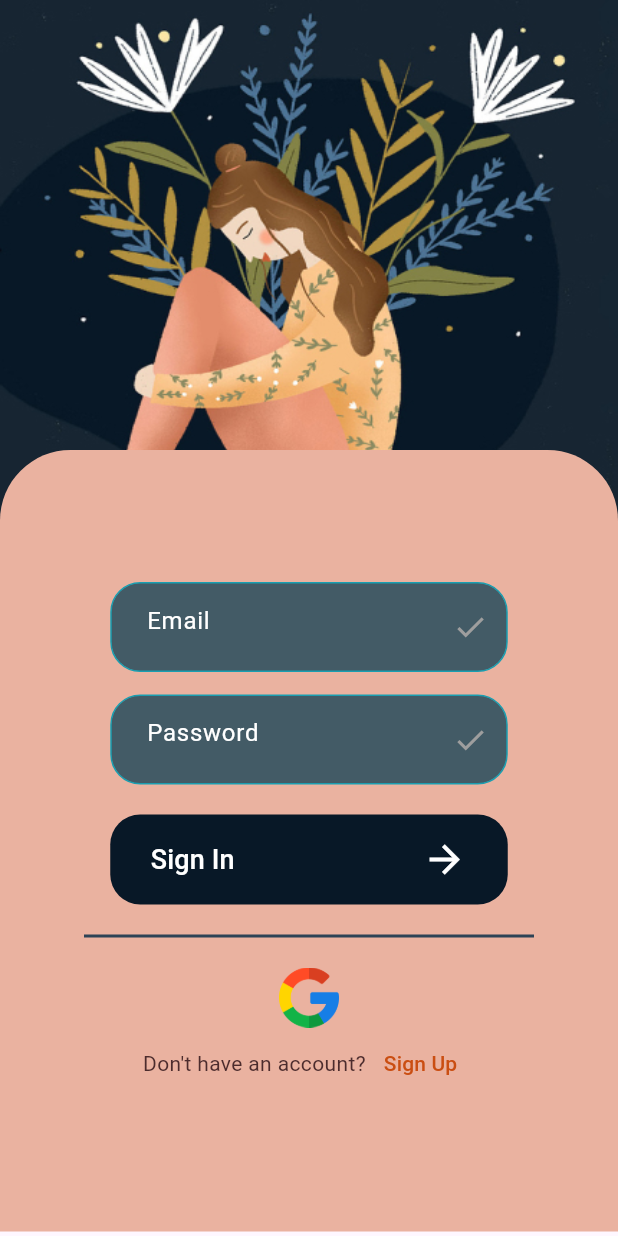
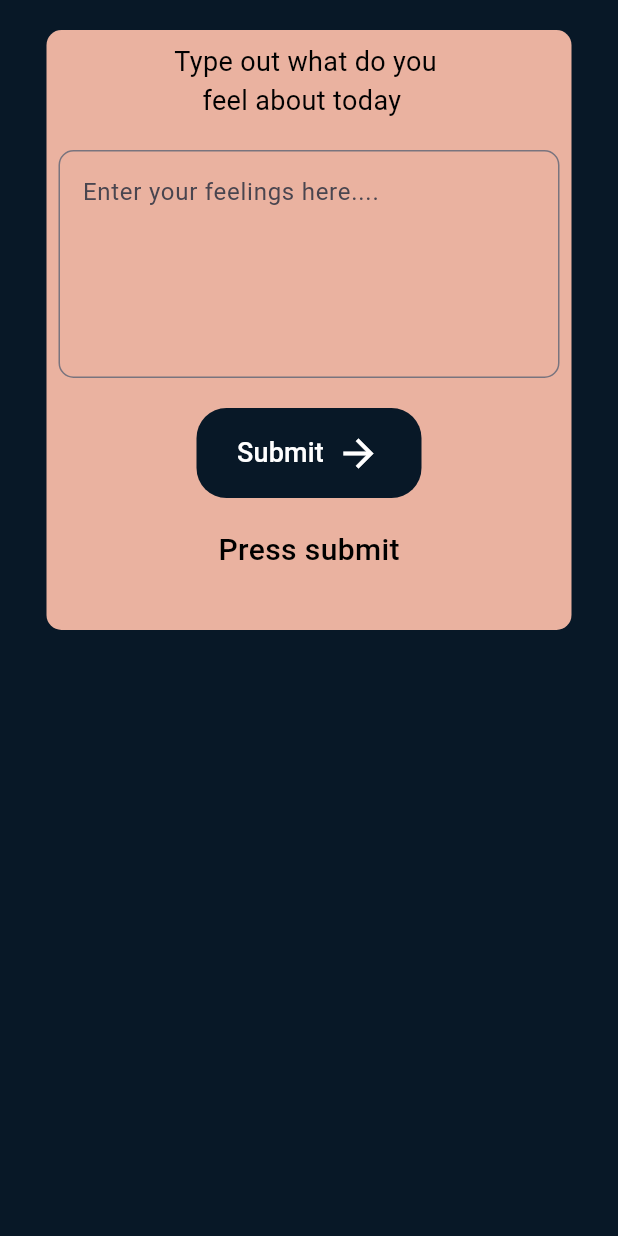
Before and after one commit to fireslayer60/hack, a Flutter app: the screen it shows after launch, on a phone screen of 412 x 824 dp. Run offline on Flutter 3.47's test engine with Material 3 defaults, Android fonts, the light colour scheme and no system bars; our stand-ins replace fl_chart, flutter_rating_bar, glass_kit; missing offline and left inert: emoji_rating_bar, flutter_animated_button.

Commit message:
Adding ML script

```diff
--- /dev/null
+++ b/lib/brain/networking.dart
@@ -0,0 +1,19 @@
+import 'dart:convert';
+import 'package:http/http.dart' as http;
+
+class NetworkHelper {
+  NetworkHelper(this.url);
+  final String url;
+  Future getData() async {
+    Uri uri = Uri.parse(url);
+
+    http.Response response = await http.get(uri);
+
+    if (response.statusCode == 200) {
+      String Data = response.body;
+      return jsonDecode(Data);
+    } else {
+      print(response.statusCode);
+    }
+  }
+}
--- a/lib/main.dart
+++ b/lib/main.dart
@@ -2,6 +2,7 @@ import 'package:flutter/material.dart';
 import 'package:hack/pages/Journal.dart';
 import 'package:hack/pages/loginpage.dart';
 import 'package:hack/pages/mainpage.dart';
+import 'package:hack/pages/sentiment.dart';
 
 void main() {
   runApp(const MyApp());
@@ -15,7 +16,7 @@ class MyApp extends StatelessWidget {
   Widget build(BuildContext context) {
     return MaterialApp(
       debugShowCheckedModeBanner: false,
-      home: LoginPage(),
+      home: SentimentPage(),
     );
   }
 }
--- /dev/null
+++ b/lib/pages/sentiment.dart
@@ -0,0 +1,97 @@
+import 'package:flutter/material.dart';
+import 'package:hack/brain/sentiApi.dart';
+
+class SentimentPage extends StatefulWidget {
+  const SentimentPage({super.key});
+
+  @override
+  State<SentimentPage> createState() => _SentimentPageState();
+}
+
+class _SentimentPageState extends State<SentimentPage> {
+  final TextEditingController textcontroller =  TextEditingController();
+  var data;
+  String senti = "Press submit";
+  @override
+  Widget build(BuildContext context) {
+    return SafeArea(child: Scaffold(backgroundColor: Color(0xFF081827),
+
+    body: Center(
+      child: Column(
+        crossAxisAlignment: CrossAxisAlignment.center,
+        children: [
+          Container(
+            margin: EdgeInsets.only(top: 20),
+            padding: EdgeInsets.all(8),
+            alignment: Alignment.center,
+              height: 400,
+              width: 350,
+              decoration: BoxDecoration(color: Color(0xFFEAB2A0),borderRadius: BorderRadius.circular(10)),
+              child: Column(children: [Text("Type out what do you \n    feel about today",style: TextStyle(fontSize: 18,color: Colors.black),),
+              SizedBox(height: 20,),
+
+
+              TextFormField(
+                controller: textcontroller,
+                minLines: 5,
+                maxLines: 10,
+
+                decoration: InputDecoration(
+                  border: OutlineInputBorder(
+                    borderSide: BorderSide(color: Colors.black,width: 10,style: BorderStyle.solid),
+                    borderRadius: BorderRadius.circular(10)),
+                  hintText: "Enter your feelings here...."),
+
+                  keyboardType: TextInputType.multiline,
+
+
+                  ),
+                  SizedBox(height: 20,),
+                  Container(
+                      height: 60.0,
+                      width: 150,
+                      decoration: BoxDecoration(
+                          borderRadius: BorderRadius.circular(20),
+                          color: Color(0xFF081827)),
+                      child: Padding(
+                        padding: const EdgeInsets.symmetric(horizontal: 15),
+                        child: TextButton(
+                          onPressed: () async {
+                            data = await SentiApi().getsenti(textcontroller.text);
+                            print(data['Sentiment']);
+                            setState(() {
+                              senti = "You are feeling "+data['Sentiment'];
+                            });
+                          },
+                          style: TextButton.styleFrom(
+                              backgroundColor: Colors.transparent,
+                              shadowColor: Colors.transparent),
+                          child: Row(
+                            mainAxisAlignment: MainAxisAlignment.spaceBetween,
+                            children: [
+                              Text(
+                                'Submit',
+                                style: TextStyle(
+                                    color: Colors.white, fontSize: 18),
+                              ),
+                              Icon(
+                                Icons.arrow_forward,
+                                color: Colors.white,
+                                size: 30,
+                              )
+                            ],
+                          ),
+                        ),
+                      ),
+                  ),
+                  SizedBox(height: 20,),
+                  Text(senti,style: TextStyle(color: Colors.black,fontSize: 20,fontWeight: FontWeight.w500),)
+
+              ]),
+             ),
+        ],
+      ),
+    ),
+    ));
+  }
+}
--- a/lib/widget/animatedbut.dart
+++ b/lib/widget/animatedbut.dart
@@ -30,11 +30,11 @@ class _AnimatedButState extends State<AnimatedBut> {
         width: 250,
         text: userInput,
         isReverse: true,
-        selectedTextColor: Colors.black,
-        selectedGradientColor: LinearGradient(colors: [Color.fromARGB(255, 115, 4, 195),Color.fromARGB(31, 159, 17, 220)]),
+        selectedTextColor: Colors.white,
+        selectedGradientColor: LinearGradient(colors: [Color(0xFF081827),Color(0xFF081827)]),
         transitionType: TransitionType.LEFT_TO_RIGHT,
         textStyle: TextStyle(fontSize: 20),
-        backgroundColor: Colors.black.withOpacity(0),
+        backgroundColor: Colors.white.withOpacity(0.7),
         borderColor: Colors.white,
         borderRadius: 50,
         borderWidth: 2,
--- a/pubspec.yaml
+++ b/pubspec.yaml
@@ -33,6 +33,7 @@ dependencies:
   emoji_rating_bar: ^0.0.2
   flutter_rating_bar: ^4.0.1
   flutter_animated_button: ^2.0.3
+  http: ^1.1.0
   flutter:
     sdk: flutter
 
```
Also changed, not shown: lib/brain/sentiApi.dart (added, +11 -0 lines), lib/pages/Journal.dart (+12 -8 lines), pubspec.lock.
